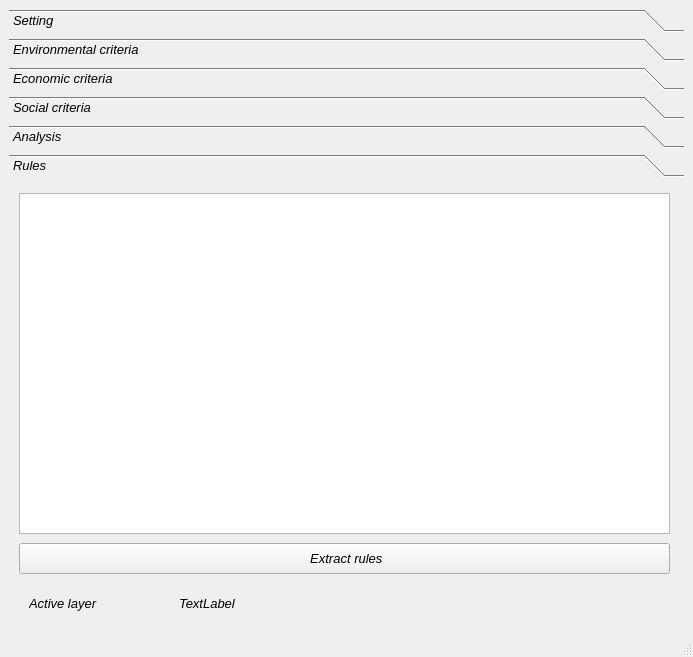
Old version of the form geoSUIT.ui in the repository gmassei/geoUmbriaSUIT.
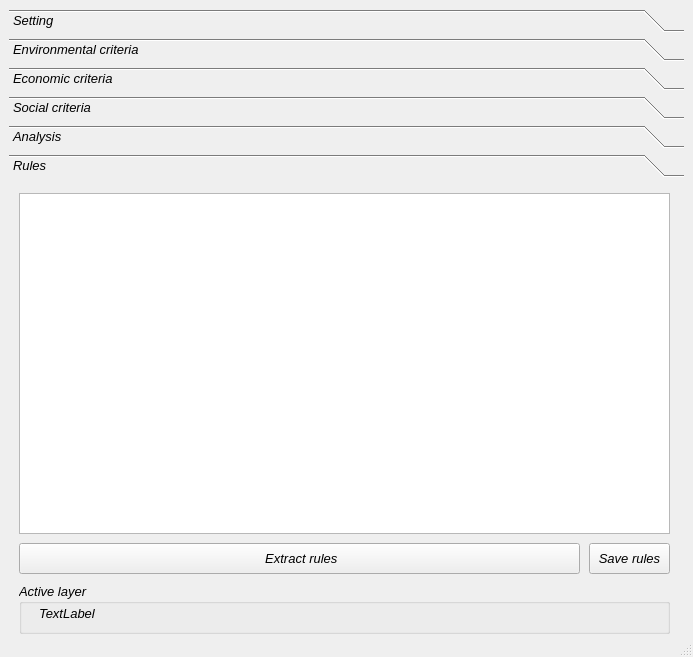
New version of the form. The open tabs and pages were chosen to show the change.

Commit message: improve legends and save to file the rules

The edit to the form file:
```diff
--- a/geoSUIT.ui
+++ b/geoSUIT.ui
@@ -1613,8 +1613,8 @@
        <rect>
         <x>0</x>
         <y>0</y>
-        <width>98</width>
-        <height>28</height>
+        <width>675</width>
+        <height>459</height>
        </rect>
       </property>
       <attribute name="label">
@@ -1625,7 +1625,7 @@
         <rect>
          <x>10</x>
          <y>360</y>
-         <width>651</width>
+         <width>561</width>
          <height>31</height>
         </rect>
        </property>
@@ -1633,41 +1633,6 @@
         <string> Extract rules</string>
        </property>
       </widget>
-      <widget class="QLabel" name="baseLbl">
-       <property name="geometry">
-        <rect>
-         <x>170</x>
-         <y>410</y>
-         <width>491</width>
-         <height>21</height>
-        </rect>
-       </property>
-       <property name="text">
-        <string>TextLabel</string>
-       </property>
-      </widget>
-      <widget class="QLabel" name="label_6">
-       <property name="geometry">
-        <rect>
-         <x>20</x>
-         <y>410</y>
-         <width>81</width>
-         <height>21</height>
-        </rect>
-       </property>
-       <property name="font">
-        <font>
-         <family>MS Shell Dlg 2</family>
-         <pointsize>10</pointsize>
-         <weight>9</weight>
-         <italic>true</italic>
-         <bold>false</bold>
-        </font>
-       </property>
-       <property name="text">
-        <string>Active layer</string>
-       </property>
-      </widget>
       <widget class="QListWidget" name="RulesListWidget">
        <property name="geometry">
         <rect>
@@ -1678,6 +1643,45 @@
         </rect>
        </property>
       </widget>
+      <widget class="QPushButton" name="SaveRulesBtn">
+       <property name="geometry">
+        <rect>
+         <x>580</x>
+         <y>360</y>
+         <width>81</width>
+         <height>31</height>
+        </rect>
+       </property>
+       <property name="text">
+        <string>Save rules</string>
+       </property>
+      </widget>
+      <widget class="QGroupBox" name="groupBox_3">
+       <property name="geometry">
+        <rect>
+         <x>10</x>
+         <y>400</y>
+         <width>651</width>
+         <height>51</height>
+        </rect>
+       </property>
+       <property name="title">
+        <string>Active layer</string>
+       </property>
+       <widget class="QLabel" name="baseLbl">
+        <property name="geometry">
+         <rect>
+          <x>20</x>
+          <y>20</y>
+          <width>621</width>
+          <height>21</height>
+         </rect>
+        </property>
+        <property name="text">
+         <string>TextLabel</string>
+        </property>
+       </widget>
+      </widget>
      </widget>
     </widget>
    </item>
```
Left out of the diff: 18 changed lines with no effect on the pictures. The commit also changes 8 other files.
